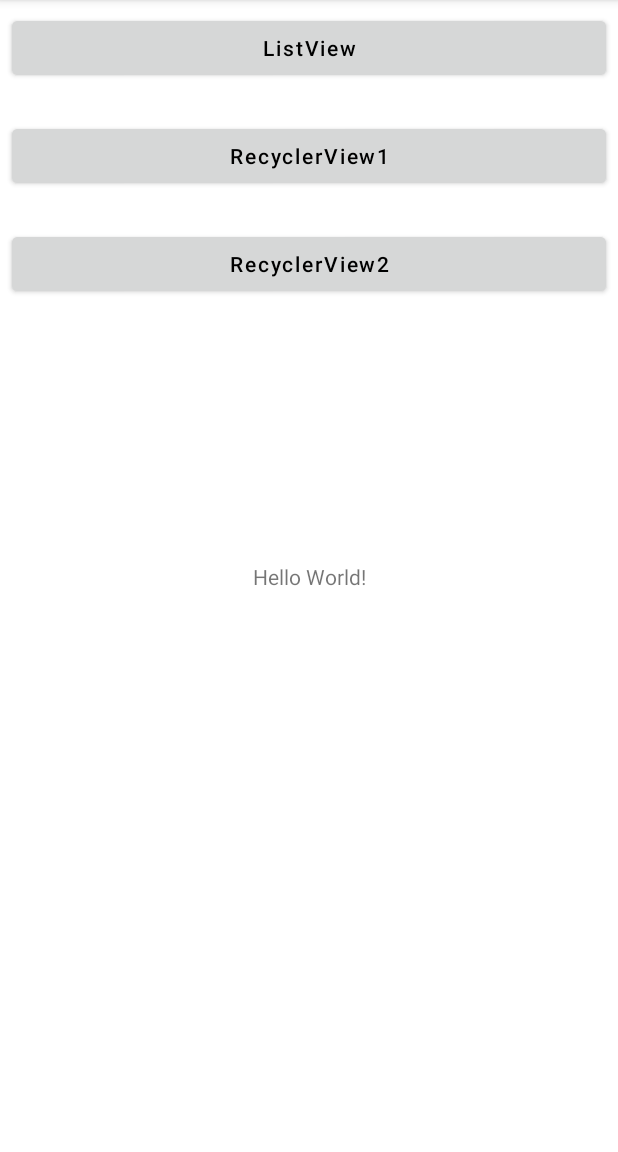
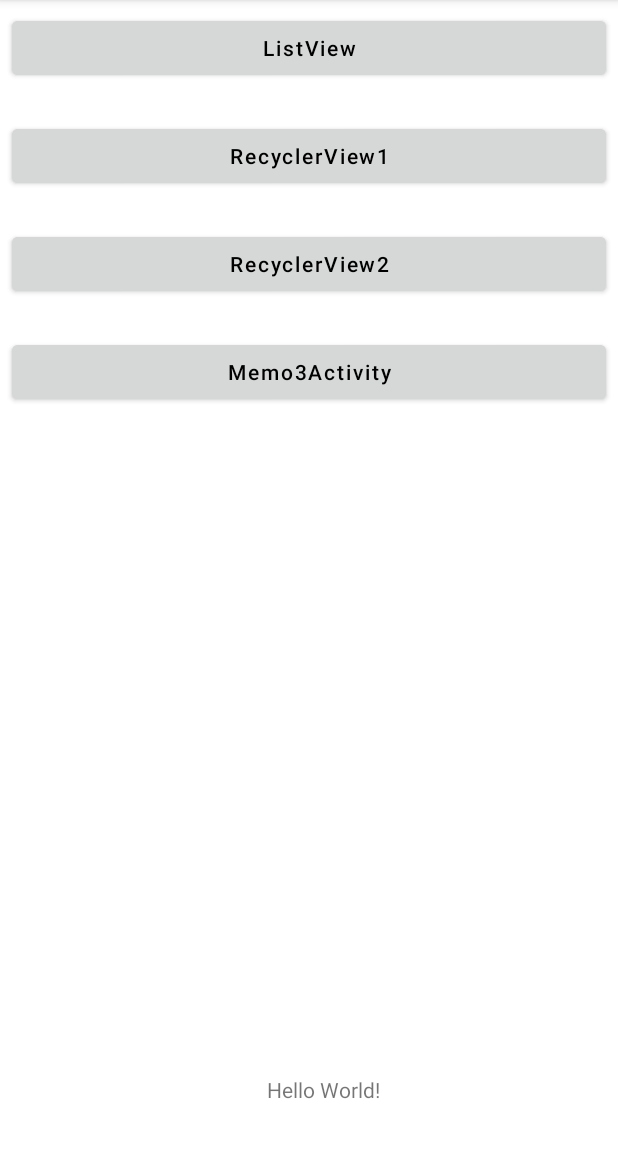
Before and after one commit to LeeHuiJu/android-practice, an Android app: the screen it shows after launch (MainActivity), on a phone screen of 412 x 824 dp, the part 84-1236 px from its top. Run offline under Robolectric (Android 15) with nearby library versions, the phone set to English and light mode, and no system bars.

Commit message:
feat: add startActivity

```diff
--- a/E03List/app/src/main/AndroidManifest.xml
+++ b/E03List/app/src/main/AndroidManifest.xml
@@ -11,6 +11,9 @@
         android:supportsRtl="true"
         android:theme="@style/Theme.E03List"
         tools:targetApi="31">
+        <activity
+            android:name=".Memo3Activity"
+            android:exported="false" />
         <activity
             android:name=".RecyclerView2Activity"
             android:exported="false" />
--- a/E03List/app/src/main/res/layout/activity_main.xml
+++ b/E03List/app/src/main/res/layout/activity_main.xml
@@ -7,13 +7,17 @@
     tools:context=".MainActivity">
 
     <TextView
+        android:id="@+id/textView"
         android:layout_width="wrap_content"
         android:layout_height="wrap_content"
+        android:layout_marginStart="0dp"
+        android:layout_marginBottom="32dp"
+        android:layout_marginEnd="0dp"
         android:text="Hello World!"
         app:layout_constraintBottom_toBottomOf="parent"
         app:layout_constraintEnd_toEndOf="parent"
-        app:layout_constraintStart_toStartOf="parent"
-        app:layout_constraintTop_toTopOf="parent" />
+        app:layout_constraintHorizontal_bias="0.529"
+        app:layout_constraintStart_toStartOf="parent" />
 
     <Button
         android:id="@+id/btnListView"
@@ -60,4 +64,19 @@
         app:layout_constraintStart_toStartOf="parent"
         app:layout_constraintTop_toBottomOf="@+id/btnRecyclerView1" />
 
+    <Button
+        android:id="@+id/btnMemo3"
+        android:layout_width="0dp"
+        android:layout_height="wrap_content"
+        android:layout_marginStart="8dp"
+        android:layout_marginTop="24dp"
+        android:layout_marginEnd="8dp"
+        android:backgroundTint="?attr/colorButtonNormal"
+        android:onClick="btnMemo3_clicked"
+        android:text="Memo3Activity"
+        android:textColor="@color/black"
+        app:layout_constraintEnd_toEndOf="parent"
+        app:layout_constraintStart_toStartOf="parent"
+        app:layout_constraintTop_toBottomOf="@+id/btnRecyclerView2" />
+
 </androidx.constraintlayout.widget.ConstraintLayout>
--- a/E03List/app/src/main/res/values/strings.xml
+++ b/E03List/app/src/main/res/values/strings.xml
@@ -5,4 +5,7 @@
     <string name="yes">예</string>
     <string name="no">아니오</string>
     <string name="action_remove">삭제</string>
+    <string name="input_title">제목을 입력하세요.</string>
+    <string name="input_content">내용을 입력하세요.</string>
+    <string name="save">저장</string>
 </resources>
```
Also changed, not shown: E03List/app/src/main/java/net/skhu/MainActivity.java (+29 -0 lines), E03List/app/src/main/java/net/skhu/Memo3.java (added, +55 -0 lines), E03List/app/src/main/java/net/skhu/Memo3Activity.java (added, +48 -0 lines), E03List/app/src/main/res/layout/activity_memo3.xml (added, +58 -0 lines).
